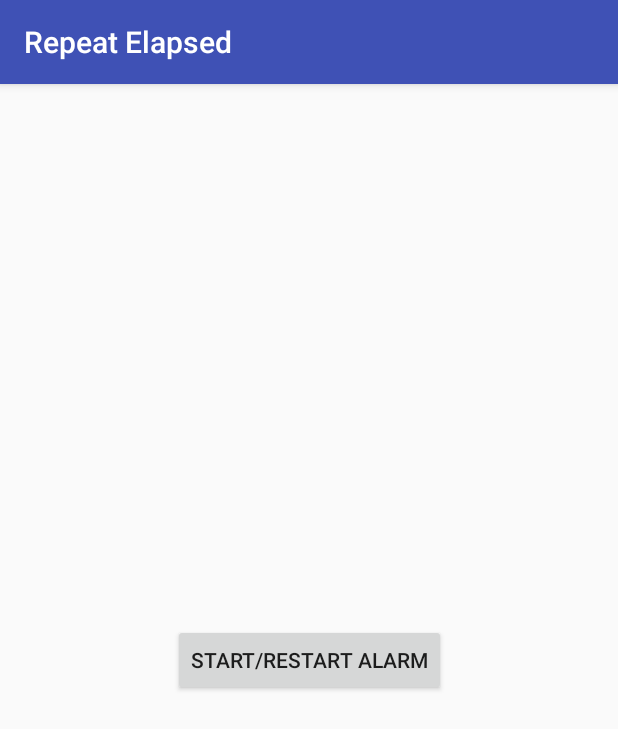
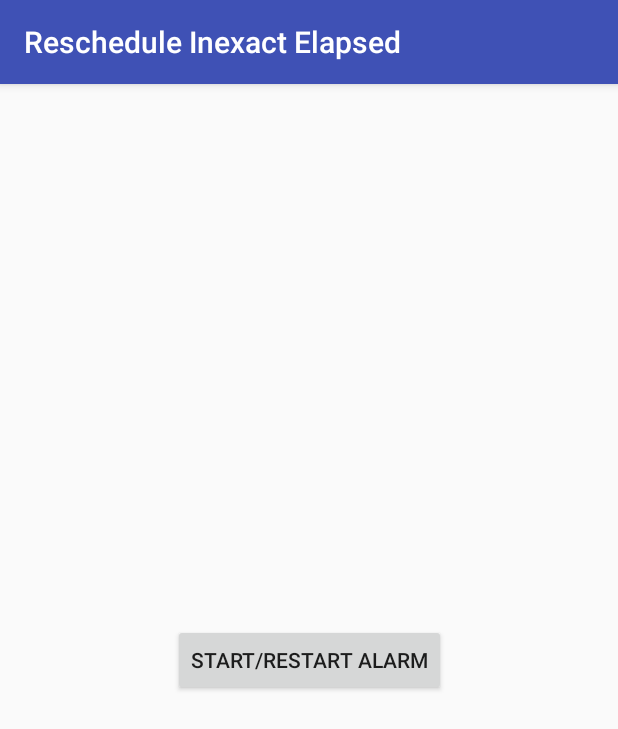
Before and after one commit to djavan-bertrand/RepeatingAlarmBug, an Android app: the screen it shows after launch (MainActivity), after a tap on "START/RESTART ALARM", on a phone screen of 412 x 824 dp. Shown: the top 729 px of the screen. Run offline under Robolectric (Android 15) with nearby library versions, the phone set to English and light mode, and no system bars.

Commit message:
[DEV] Added Reschedule Inexact Elapsed impl.
The inexact alarm is set each time the notification is posted.

alarmManager.set(AlarmManager.ELAPSED_REALTIME_WAKEUP,
           SystemClock.elapsedRealtime() + repeatTime, pending);

```diff
--- a/app/build.gradle
+++ b/app/build.gradle
@@ -4,7 +4,7 @@ android {
     compileSdkVersion 26
     buildToolsVersion "26.0.1"
     defaultConfig {
-        applicationId "sousoum.com.repeatingalarmbug.repeating.elapsed"
+        applicationId "sousoum.com.repeatingalarmbug.reschedule.inexact.elapsed"
         minSdkVersion 21
         targetSdkVersion 26
         versionCode 1
--- a/app/src/main/AndroidManifest.xml
+++ b/app/src/main/AndroidManifest.xml
@@ -1,6 +1,6 @@
 <?xml version="1.0" encoding="utf-8"?>
 <manifest xmlns:android="http://schemas.android.com/apk/res/android"
-          package="sousoum.com.repeatingalarmbug.repeating.elapsed">
+          package="sousoum.com.repeatingalarmbug.reschedule.inexact.elapsed">
 
     <application
         android:allowBackup="true"
--- a/app/src/main/java/sousoum/com/repeatingalarmbug/AlarmScheduler.java
+++ b/app/src/main/java/sousoum/com/repeatingalarmbug/AlarmScheduler.java
@@ -26,9 +26,9 @@ class AlarmScheduler {
         Log.d("AlarmBug", "Cancel the pending intent");
         alarmManager.cancel(pending);
 
-        Log.d("AlarmBug", "Set inexact repeating in elapsed + 1 minute");
-        alarmManager.setInexactRepeating(AlarmManager.ELAPSED_REALTIME_WAKEUP,
-                SystemClock.elapsedRealtime() + repeatTime, repeatTime, pending);
+        Log.d("AlarmBug", "Set inexact in elapsed + 1 minute");
+        alarmManager.set(AlarmManager.ELAPSED_REALTIME_WAKEUP,
+                SystemClock.elapsedRealtime() + repeatTime, pending);
     }
 
 }
--- a/app/src/main/java/sousoum/com/repeatingalarmbug/AlarmService.java
+++ b/app/src/main/java/sousoum/com/repeatingalarmbug/AlarmService.java
@@ -9,7 +9,7 @@ import android.support.v4.app.NotificationCompat;
 import android.support.v4.content.ContextCompat;
 import android.util.Log;
 
-import sousoum.com.repeatingalarmbug.repeating.elapsed.R;
+import sousoum.com.repeatingalarmbug.reschedule.inexact.elapsed.R;
 
 public class AlarmService extends IntentService {
 
@@ -32,5 +32,9 @@ public class AlarmService extends IntentService {
         NotificationManager notificationManager = (NotificationManager) getSystemService(
                 Context.NOTIFICATION_SERVICE);
         notificationManager.notify(333, notificationBuilder.build());
+
+        Log.d("AlarmBug", "Rescheduling the alarm");
+        // Schedule another alarm
+        AlarmScheduler.schedule(this);
     }
 }
--- a/app/src/main/java/sousoum/com/repeatingalarmbug/MainActivity.java
+++ b/app/src/main/java/sousoum/com/repeatingalarmbug/MainActivity.java
@@ -6,7 +6,7 @@ import android.support.v7.app.AppCompatActivity;
 import android.view.View;
 import android.widget.Toast;
 
-import sousoum.com.repeatingalarmbug.repeating.elapsed.R;
+import sousoum.com.repeatingalarmbug.reschedule.inexact.elapsed.R;
 
 
 public class MainActivity extends AppCompatActivity {
--- a/app/src/main/res/values/strings.xml
+++ b/app/src/main/res/values/strings.xml
@@ -1,3 +1,3 @@
 <resources>
-    <string name="app_name">Repeat Elapsed</string>
+    <string name="app_name">Reschedule Inexact Elapsed</string>
 </resources>
```
